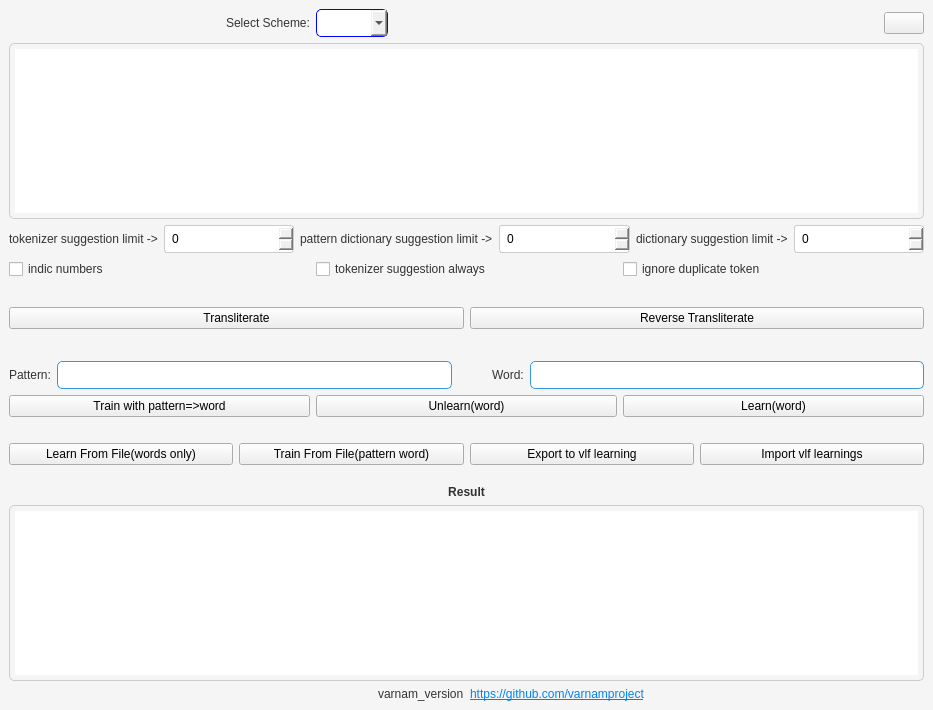
Qt form mainwindow.ui (khumnath/varnam-tools) before a commit.
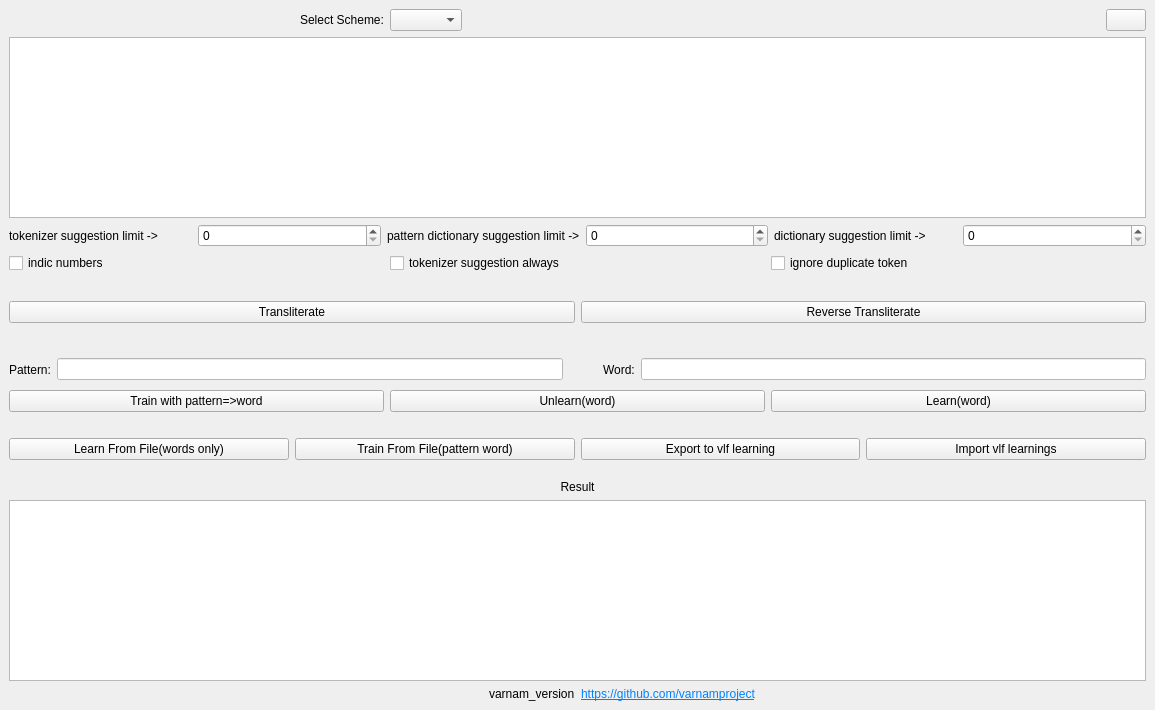
The same form after that commit. Icons and pictures are not drawn.

What changed in the file:
```diff
--- a/mainwindow.ui
+++ b/mainwindow.ui
@@ -9,7 +9,7 @@
    <rect>
     <x>0</x>
     <y>0</y>
-    <width>933</width>
+    <width>1155</width>
     <height>710</height>
    </rect>
   </property>
@@ -23,90 +23,7 @@
    <iconset theme="accessories-text-editor"/>
   </property>
   <property name="styleSheet">
-   <string notr="true">/* General styles */
-QWidget {
-  background-color: #f5f5f5; /* Light gray background */
-  font-family: Arial, sans-serif; /* Modern font */
-}
-
-QLabel {
-  color: #333; /* Darker text for labels */
-}
-
-/* Text boxes with blue borders and rounded corners */
-QLineEdit, QTextEdit {
-  border: 1px solid #3498db; /* Blue border for text boxes */
-  border-radius: 5px; /* Rounded corners for text boxes */
-  padding: 5px;
-  background-color: white;
-}
-
-/* Combo box style */
-QComboBox {
-  border: 1px solid blue; /* Light gray border for combobox */
-  border-radius: 5px;
-  padding: 5px;
-  background-color: white;
-}
-
-QCheckBox {
-  color: #333; /* Darker text for checkbox */
-}
-
-/* Specific styles for components */
-QLabel#debugLabel {
-  font-weight: bold; /* Bold text for debug label */
-}
-
-
-
-/* Specific styles for QTextEdit */
-QTextEdit {
-  background-color: #ffffff; /* White background */
-  border: 1px solid #cccccc; /* Light gray border */
-  padding: 5px; /* Padding */
-}
-
-/* Specific styles for QSpinBox */
-QSpinBox {
-  padding: 5px; /* Padding */
-  border: 1px solid #cccccc; /* Light gray border */
-  border-radius: 3px; /* Rounded corners */
-  background-color: white; /* White background */
-}
-
-/* Specific styles for QFileDialog */
-QFileDialog {
-  background-color: #ffffff; /* White background */
-  border: 1px solid #cccccc; /* Light gray border */
-}
-
-/* Specific styles for QMessageBox */
-QMessageBox {
-  background-color: #ffffff; /* White background */
-  border: 1px solid #cccccc; /* Light gray border */
-}
-
-/* Specific styles for CustomHtmlDialog */
-CustomHtmlDialog {
-  background-color: #ffffff; /* White background */
-  border: 1px solid #cccccc; /* Light gray border */
-}
-
-/* Specific styles for QMenuBar */
-QMenuBar {
-  background-color: #ffffff; /* White background */
-  border: 1px solid #cccccc; /* Light gray border */
-}
-
-/* Specific styles for QMenu */
-QMenu {
-  background-color: #ffffff; /* White background */
-  border: 1px solid #cccccc; /* Light gray border */
-}
-
-/* Additional component styles can be added as needed */
-</string>
+   <string notr="true"/>
   </property>
   <property name="dockNestingEnabled">
    <bool>false</bool>
@@ -116,8 +33,7 @@
   </property>
   <widget class="QWidget" name="centralwidget">
    <property name="styleSheet">
-    <string notr="true">background-color: light gray;
-</string>
+    <string notr="true"/>
    </property>
    <layout class="QVBoxLayout" name="verticalLayout">
     <item>
@@ -165,7 +81,7 @@
       <property name="minimumSize">
        <size>
         <width>0</width>
-        <height>120</height>
+        <height>0</height>
        </size>
       </property>
       <property name="styleSheet">
@@ -178,7 +94,7 @@
 hr { height: 1px; border-width: 0; }
 li.unchecked::marker { content: &quot;\2610&quot;; }
 li.checked::marker { content: &quot;\2612&quot;; }
-&lt;/style&gt;&lt;/head&gt;&lt;body style=&quot; font-family:'Arial','sans-serif'; font-size:10.5pt; font-weight:400; font-style:normal;&quot;&gt;
+&lt;/style&gt;&lt;/head&gt;&lt;body style=&quot; font-family:'Eczar'; font-size:10.5pt; font-weight:400; font-style:normal;&quot;&gt;
 &lt;p style=&quot;-qt-paragraph-type:empty; margin-top:0px; margin-bottom:0px; margin-left:0px; margin-right:0px; -qt-block-indent:0; text-indent:0px; font-family:'Arya'; font-size:11pt;&quot;&gt;&lt;br /&gt;&lt;/p&gt;&lt;/body&gt;&lt;/html&gt;</string>
       </property>
       <property name="acceptRichText">
@@ -453,7 +369,7 @@
       <property name="minimumSize">
        <size>
         <width>0</width>
-        <height>120</height>
+        <height>0</height>
        </size>
       </property>
      </widget>
```
